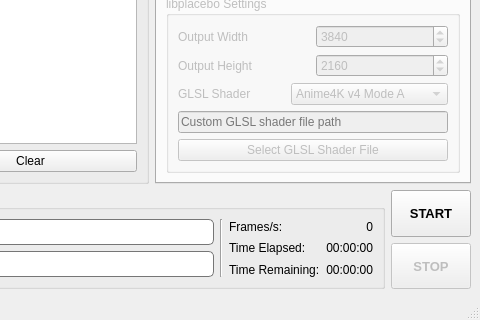
First picture: the form in src/mainwindow.ui, repository k4yt3x/video2x-qt6, before the edit; both pictures show x 534 to 1014 and y 377 to 697 of the 1014 by 697 pixel window.
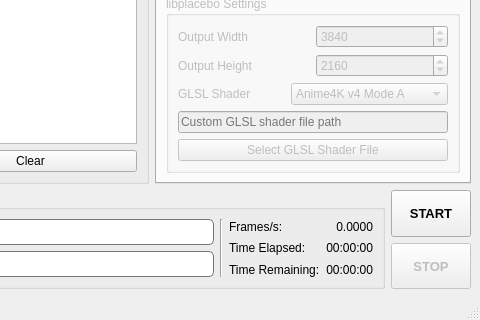
Second picture: the form after the edit. Custom widgets are drawn as their Qt base class.

```diff
--- a/src/mainwindow.ui
+++ b/src/mainwindow.ui
@@ -869,7 +869,7 @@
                <item>
                 <widget class="QLabel" name="framesPerSecondLabel">
                  <property name="text">
-                  <string notr="true">0</string>
+                  <string notr="true">0.0000</string>
                  </property>
                  <property name="alignment">
                   <set>Qt::AlignmentFlag::AlignRight|Qt::AlignmentFlag::AlignTrailing|Qt::AlignmentFlag::AlignVCenter</set>
```
